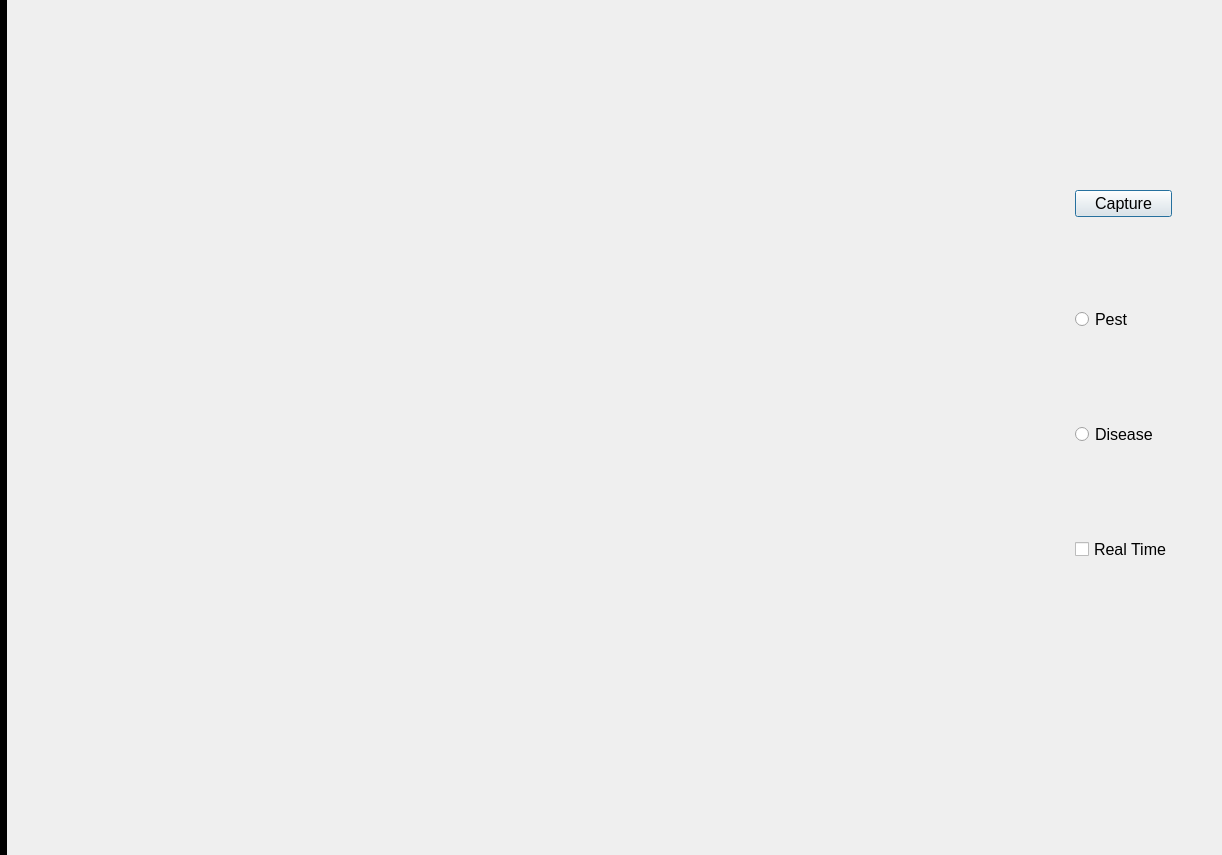
Old version of the form gui/src/Camera.ui in the repository WEI22/ICMS.
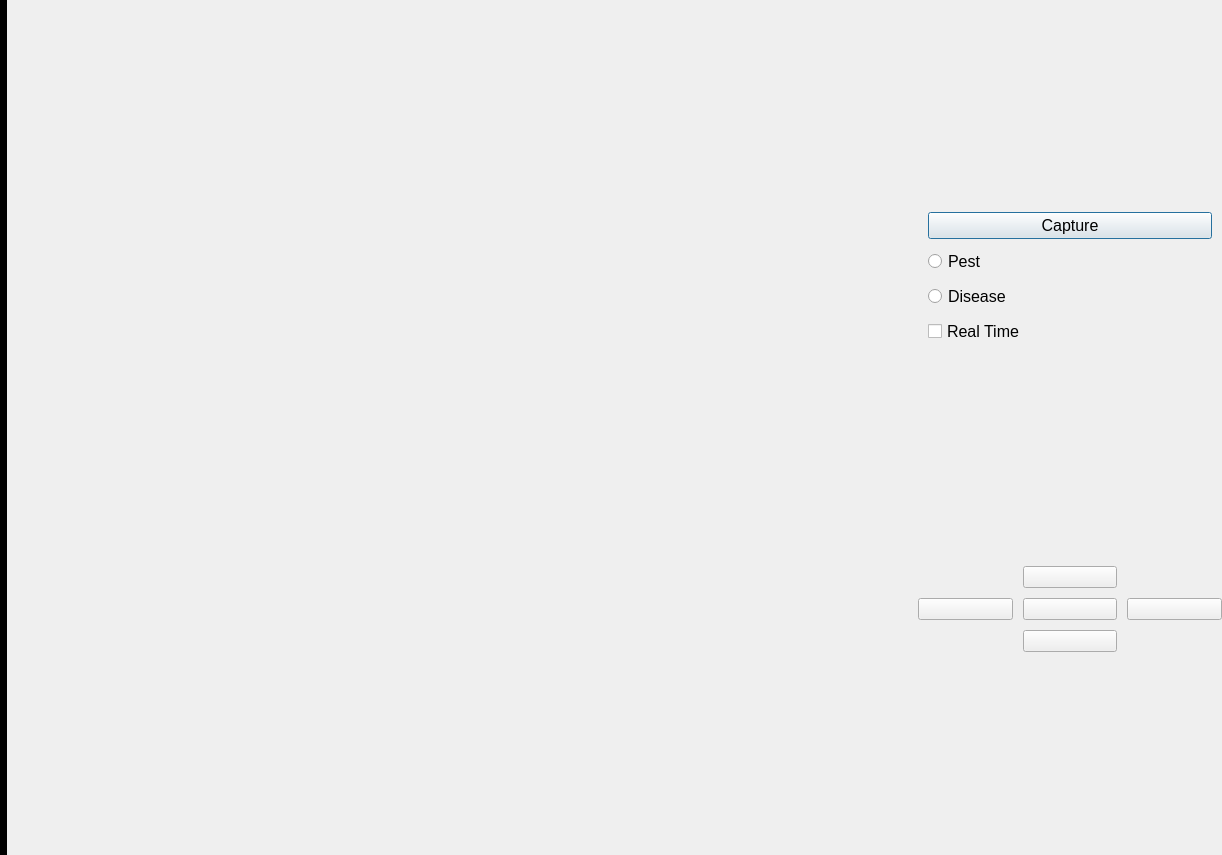
New version of the form. Icons and pictures are not drawn. Custom widgets are drawn as their Qt base class.

Commit message: Added controller into Camera ui

Diff of the .ui file:
```diff
--- a/gui/src/Camera.ui
+++ b/gui/src/Camera.ui
@@ -25,7 +25,7 @@
   <property name="styleSheet">
    <string notr="true"/>
   </property>
-  <layout class="QHBoxLayout" name="horizontalLayout_2" stretch="0,0">
+  <layout class="QHBoxLayout" name="horizontalLayout_3" stretch="0,1">
    <property name="spacing">
     <number>0</number>
    </property>
@@ -171,10 +171,7 @@
     </layout>
    </item>
    <item>
-    <layout class="QHBoxLayout" name="horizontalLayout" stretch="1,0">
-     <property name="spacing">
-      <number>0</number>
-     </property>
+    <layout class="QHBoxLayout" name="horizontalLayout_2" stretch="3,1">
      <item>
       <widget class="QLabel" name="camera_video">
        <property name="text">
@@ -186,21 +183,26 @@
       </widget>
      </item>
      <item>
-      <layout class="QVBoxLayout" name="verticalLayout" stretch="0,0,0,0">
+      <layout class="QVBoxLayout" name="verticalLayout_4" stretch="3,1">
        <property name="spacing">
-        <number>0</number>
+        <number>10</number>
+       </property>
+       <item>
+        <layout class="QVBoxLayout" name="verticalLayout_3">
+         <property name="spacing">
+          <number>10</number>
        </property>
        <property name="leftMargin">
-        <number>50</number>
+          <number>10</number>
        </property>
        <property name="topMargin">
-        <number>100</number>
+          <number>10</number>
        </property>
        <property name="rightMargin">
-        <number>50</number>
+          <number>10</number>
        </property>
        <property name="bottomMargin">
-        <number>200</number>
+          <number>10</number>
        </property>
        <item>
         <widget class="QPushButton" name="camera_capture">
@@ -249,6 +251,77 @@
           <string>Real Time</string>
          </property>
         </widget>
+         </item>
+        </layout>
+       </item>
+       <item>
+        <layout class="QHBoxLayout" name="horizontalLayout">
+         <property name="spacing">
+          <number>10</number>
+         </property>
+         <item>
+          <widget class="QPushButton" name="left_button">
+           <property name="text">
+            <string/>
+           </property>
+           <property name="icon">
+            <iconset>
+             <normaloff>img/camera/left.png</normaloff>img/camera/left.png</iconset>
+           </property>
+          </widget>
+         </item>
+         <item>
+          <layout class="QVBoxLayout" name="verticalLayout">
+           <property name="spacing">
+            <number>10</number>
+           </property>
+           <item>
+            <widget class="QPushButton" name="up_button">
+             <property name="text">
+              <string/>
+             </property>
+             <property name="icon">
+              <iconset>
+               <normaloff>img/camera/up.png</normaloff>img/camera/up.png</iconset>
+             </property>
+            </widget>
+           </item>
+           <item>
+            <widget class="QPushButton" name="horn_button">
+             <property name="text">
+              <string/>
+             </property>
+             <property name="icon">
+              <iconset>
+               <normaloff>img/camera/stop-button.png</normaloff>img/camera/stop-button.png</iconset>
+             </property>
+            </widget>
+           </item>
+           <item>
+            <widget class="QPushButton" name="down_button">
+             <property name="text">
+              <string/>
+             </property>
+             <property name="icon">
+              <iconset>
+               <normaloff>img/camera/down.png</normaloff>img/camera/down.png</iconset>
+             </property>
+            </widget>
+           </item>
+          </layout>
+         </item>
+         <item>
+          <widget class="QPushButton" name="right_button">
+           <property name="text">
+            <string/>
+           </property>
+           <property name="icon">
+            <iconset>
+             <normaloff>img/camera/right.png</normaloff>img/camera/right.png</iconset>
+           </property>
+          </widget>
+         </item>
+        </layout>
        </item>
       </layout>
      </item>
```
Lines whose indentation alone changed are shown as unchanged. The commit also changes 8 other files.
